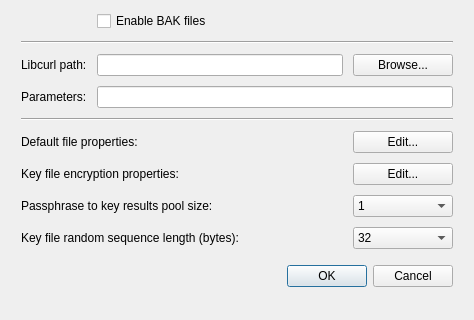
Old version of the form qt_ui/preferences_dialog.ui in the repository evpo/EncryptPad; both pictures show x 0 to 474 and y 183 to 503 of the 474 by 503 pixel window.
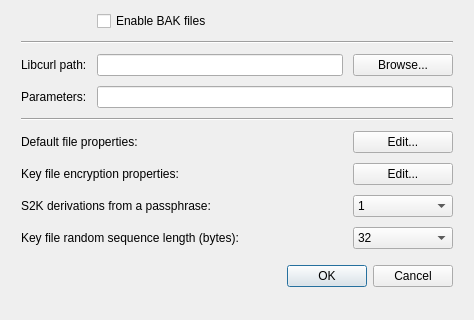
New version of the form.

Commit message: Changed the wording of S2K pool size

The edit to the form file:
```diff
--- a/qt_ui/preferences_dialog.ui
+++ b/qt_ui/preferences_dialog.ui
@@ -337,7 +337,7 @@
           <string>This controls how many times you can save without entering a passphrase</string>
          </property>
          <property name="text">
-          <string>Passphrase to key results pool size:</string>
+          <string>S2K derivations from a passphrase:</string>
          </property>
          <property name="buddy">
           <cstring>uiS2KResultsPoolSize</cstring>
```
